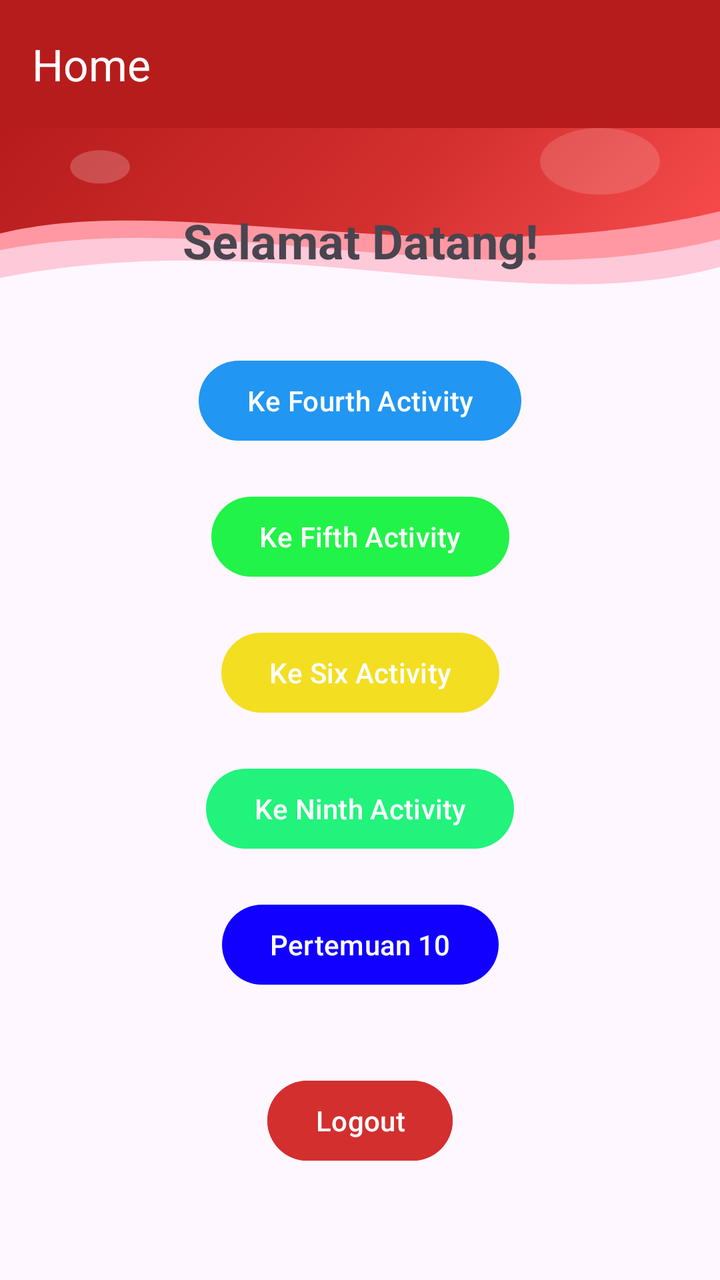
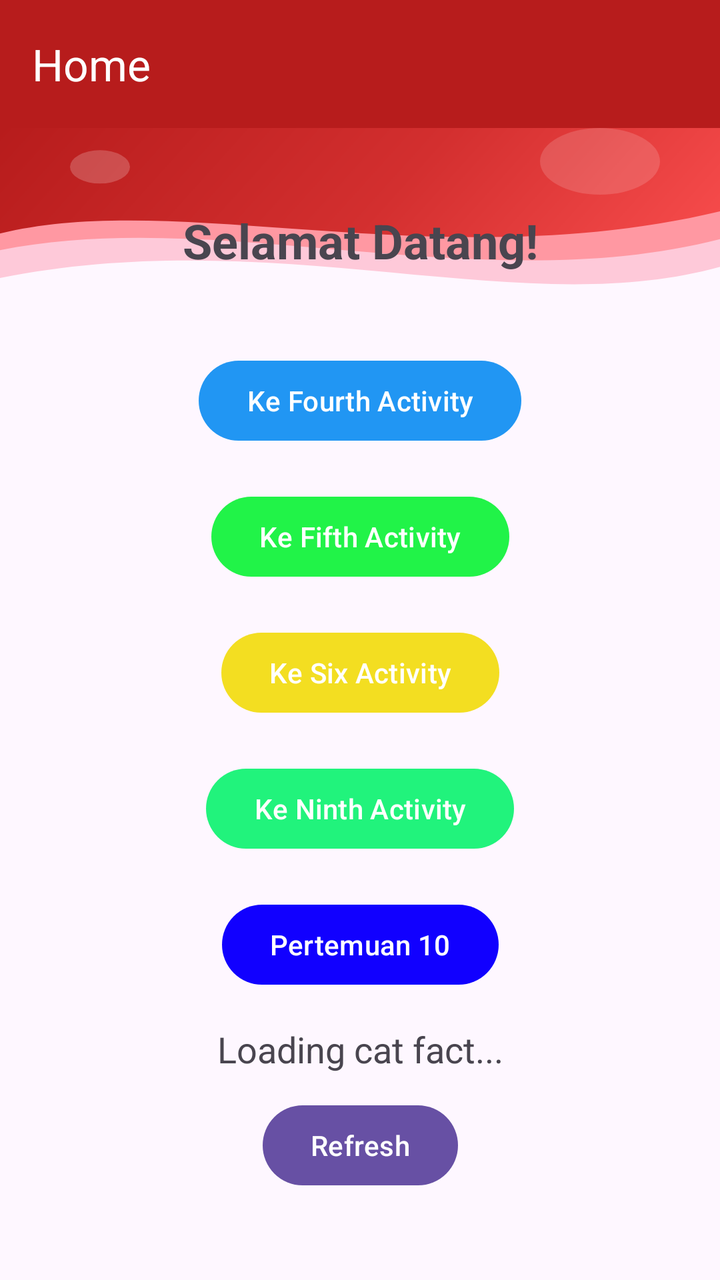

Two renders of the same Android screen: before a commit and after it. Below are the layout's source before the change and the commit's diff.
<!-- AndroidManifest.xml: application theme Theme.Rey3Tie_Mobiel -->
<!-- res/layout/fragment_home.xml -->
<?xml version="1.0" encoding="utf-8"?>
<androidx.constraintlayout.widget.ConstraintLayout
    xmlns:android="http://schemas.android.com/apk/res/android"
    xmlns:app="http://schemas.android.com/apk/res-auto"
    xmlns:tools="http://schemas.android.com/tools"
    android:layout_width="match_parent"
    android:layout_height="match_parent"
    tools:context=".FragmentHome">

    
    <androidx.appcompat.widget.Toolbar
        android:id="@+id/toolbar"
        android:layout_width="match_parent"
        android:layout_height="?attr/actionBarSize"
        android:background="#B71C1C"
        app:titleTextColor="@android:color/white"
        app:navigationIconTint="@android:color/white"
        app:title="Home"
        app:layout_constraintEnd_toEndOf="parent"
        app:layout_constraintStart_toStartOf="parent"
        app:layout_constraintTop_toTopOf="parent" />

    
    <androidx.core.widget.NestedScrollView
        android:layout_width="match_parent"
        android:layout_height="0dp"
        app:layout_constraintTop_toBottomOf="@id/toolbar"
        app:layout_constraintBottom_toBottomOf="parent">

        <androidx.constraintlayout.widget.ConstraintLayout
            android:layout_width="match_parent"
            android:layout_height="wrap_content"
            android:paddingBottom="40dp">

            
            <View
                android:id="@+id/viewHeaderWave"
                android:layout_width="0dp"
                android:layout_height="100dp"
                android:background="@drawable/bg_header_wave"
                app:layout_constraintTop_toTopOf="parent"
                app:layout_constraintStart_toStartOf="parent"
                app:layout_constraintEnd_toEndOf="parent" />

            <TextView
                android:id="@+id/tvWelcome"
                android:layout_width="wrap_content"
                android:layout_height="wrap_content"
                android:text="Selamat Datang!"
                android:textSize="24sp"
                android:textStyle="bold"
                app:layout_constraintTop_toTopOf="parent"
                app:layout_constraintStart_toStartOf="parent"
                app:layout_constraintEnd_toEndOf="parent"
                android:layout_marginTop="40dp"/>

            <Button
                android:id="@+id/btnToFourth"
                android:layout_width="wrap_content"
                android:layout_height="wrap_content"
                android:text="Ke Fourth Activity"
                app:backgroundTint="#2196F3"
                app:layout_constraintTop_toBottomOf="@id/tvWelcome"
                app:layout_constraintStart_toStartOf="parent"
                app:layout_constraintEnd_toEndOf="parent"
                android:layout_marginTop="40dp"/>

            <Button
                android:id="@+id/btnToFifth"
                android:layout_width="wrap_content"
                android:layout_height="wrap_content"
                android:text="Ke Fifth Activity"
                app:backgroundTint="#21F348"
                app:layout_constraintTop_toBottomOf="@id/btnToFourth"
                app:layout_constraintStart_toStartOf="parent"
                app:layout_constraintEnd_toEndOf="parent"
                android:layout_marginTop="20dp"/>

            <Button
                android:id="@+id/btnToSixth"
                android:layout_width="wrap_content"
                android:layout_height="wrap_content"
                android:text="Ke Six Activity"
                app:backgroundTint="#F3DE21"
                app:layout_constraintTop_toBottomOf="@id/btnToFifth"
                app:layout_constraintStart_toStartOf="parent"
                app:layout_constraintEnd_toEndOf="parent"
                android:layout_marginTop="20dp"/>

            
            <Button
                android:id="@+id/btnPertemuan9"
                android:layout_width="wrap_content"
                android:layout_height="wrap_content"
                android:text="Ke Ninth Activity"
                app:backgroundTint="#21F37C"
                app:layout_constraintTop_toBottomOf="@id/btnToSixth"
                app:layout_constraintStart_toStartOf="parent"
                app:layout_constraintEnd_toEndOf="parent"
                android:layout_marginTop="20dp"/>

            
            <Button
                android:id="@+id/btnPertemuan10"
                android:layout_width="wrap_content"
                android:layout_height="wrap_content"
                android:text="Pertemuan 10"
                app:backgroundTint="#1100FF"
                app:layout_constraintTop_toBottomOf="@id/btnPertemuan9"
                app:layout_constraintStart_toStartOf="parent"
                app:layout_constraintEnd_toEndOf="parent"
                android:layout_marginTop="20dp"/>

            
            <Button
                android:id="@+id/btnLogout"
                android:layout_width="wrap_content"
                android:layout_height="wrap_content"
                android:layout_marginTop="40dp"
                android:backgroundTint="#D32F2F"
                android:text="Logout"
                app:layout_constraintEnd_toEndOf="parent"
                app:layout_constraintStart_toStartOf="parent"
                app:layout_constraintTop_toBottomOf="@id/btnPertemuan10" />

        </androidx.constraintlayout.widget.ConstraintLayout>
    </androidx.core.widget.NestedScrollView>

</androidx.constraintlayout.widget.ConstraintLayout>
<!-- resources referenced by this layout -->
<resources>
  <!-- drawable bg_header_wave (drawable) -->
  <?xml version="1.0" encoding="utf-8"?>
  <vector xmlns:android="http://schemas.android.com/apk/res/android"
      xmlns:aapt="http://schemas.android.com/aapt"
      android:width="360dp"
      android:height="180dp"
      android:viewportWidth="360"
      android:viewportHeight="180">
  
      
      <path
          android:fillAlpha="0.2"
          android:fillColor="#FF1744"
          android:pathData="M0,0 H360 V125 C260,175 140,85 0,135 Z" />
  
      
      <path
          android:fillAlpha="0.4"
          android:fillColor="#FF5252"
          android:pathData="M0,0 H360 V100 C240,155 110,70 0,110 Z" />
  
      
      <path
          android:pathData="M0,0 H360 V75 C220,135 90,55 0,95 Z">
          <aapt:attr name="android:fillColor">
              <gradient
                  android:startX="0"
                  android:startY="0"
                  android:endX="360"
                  android:endY="180"
                  android:type="linear">
                  <item android:offset="0.0" android:color="#B71C1C" />
                  <item android:offset="0.5" android:color="#D32F2F" />
                  <item android:offset="1.0" android:color="#FF5252" />
              </gradient>
          </aapt:attr>
      </path>
  
      
      <path
          android:fillAlpha="0.15"
          android:fillColor="#FFFFFF"
          android:pathData="M300,30 m-30,0 a30,30 0 1,1 60,0 a30,30 0 1,1 -60,0" />
  
      <path
          android:fillAlpha="0.2"
          android:fillColor="#FFFFFF"
          android:pathData="M50,35 m-15,0 a15,15 0 1,1 30,0 a15,15 0 1,1 -30,0" />
  
  </vector>
  <style name="Theme.Rey3Tie_Mobiel" parent="Theme.MaterialComponents.DayNight.NoActionBar">
          ...
      </style>
</resources>

<!-- the commit's change to res/layout/fragment_home.xml (unified diff, before → after) -->
@@ -24,8 +24,10 @@
     <androidx.core.widget.NestedScrollView
         android:layout_width="match_parent"
         android:layout_height="0dp"
+        android:fillViewport="true"
         app:layout_constraintTop_toBottomOf="@id/toolbar"
         app:layout_constraintBottom_toBottomOf="parent">
+        
 
         <androidx.constraintlayout.widget.ConstraintLayout
             android:layout_width="match_parent"
@@ -112,6 +114,41 @@
                 android:layout_marginTop="20dp"/>
 
             
+            <TextView
+                android:id="@+id/tvCatFact"
+                android:layout_width="match_parent"
+                android:layout_height="wrap_content"
+                android:layout_marginHorizontal="24dp"
+                android:layout_marginTop="16dp"
+                android:gravity="center"
+                android:text="Loading cat fact..."
+                android:textAlignment="center"
+                android:textSize="18sp"
+                app:layout_constraintEnd_toEndOf="parent"
+                app:layout_constraintStart_toStartOf="parent"
+                app:layout_constraintTop_toBottomOf="@id/btnPertemuan10" />
+
+            
+            <Button
+                android:id="@+id/btnRefresh"
+                android:layout_width="wrap_content"
+                android:layout_height="wrap_content"
+                android:layout_marginTop="12dp"
+                android:text="Refresh"
+                app:layout_constraintTop_toBottomOf="@id/tvCatFact"
+                app:layout_constraintStart_toStartOf="parent"
+                app:layout_constraintEnd_toEndOf="parent" />
+
+            
+            <androidx.recyclerview.widget.RecyclerView
+                android:id="@+id/rvGallery"
+                android:layout_width="match_parent"
+                android:layout_height="wrap_content"
+                android:layout_marginTop="16dp"
+                android:padding="8dp"
+                app:layout_constraintTop_toBottomOf="@+id/btnRefresh"/>
+            
+
             <Button
                 android:id="@+id/btnLogout"
                 android:layout_width="wrap_content"
@@ -120,8 +157,9 @@
                 android:backgroundTint="#D32F2F"
                 android:text="Logout"
                 app:layout_constraintEnd_toEndOf="parent"
+                app:layout_constraintHorizontal_bias="0.927"
                 app:layout_constraintStart_toStartOf="parent"
-                app:layout_constraintTop_toBottomOf="@id/btnPertemuan10" />
+                app:layout_constraintTop_toBottomOf="@id/rvGallery" />
 
         </androidx.constraintlayout.widget.ConstraintLayout>
     </androidx.core.widget.NestedScrollView>
